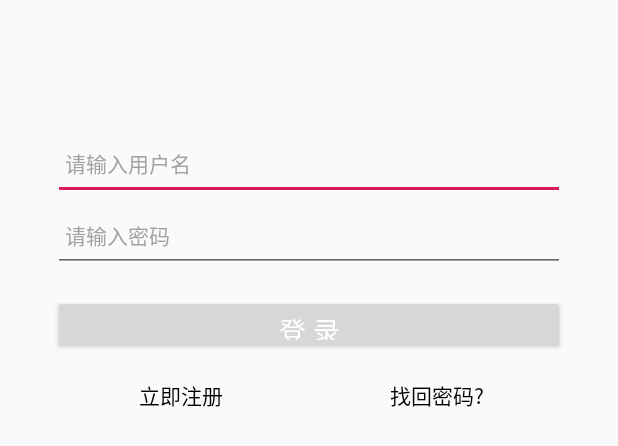
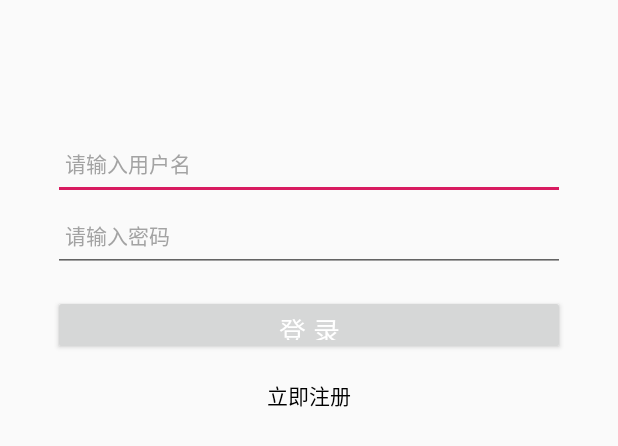
Before and after one commit to henu17android/Meet, an Android app: the layout activity_login.xml on its own in the app's theme, with its tools: preview values and no code run, on a phone screen of 412 x 824 dp. Shown: the top 446 px of the screen. Run offline under Robolectric (Android 15) with nearby library versions, the phone set to English and light mode, and no system bars.

Commit message:
登陆注册界面

```diff
--- a/app/src/main/res/layout/activity_login.xml
+++ b/app/src/main/res/layout/activity_login.xml
@@ -75,15 +75,6 @@
             android:textColor="@android:color/background_dark"
             android:textSize="14sp" />
         <!--layout_weight="1" layout_width="0dp"实现均分效果-->
-        <TextView
-            android:id="@+id/tv_find_psw"
-            android:layout_width="0dp"
-            android:layout_height="wrap_content"
-            android:layout_weight="1"
-            android:gravity="center_horizontal"
-            android:padding="8dp"
-            android:text="找回密码?"
-            android:textColor="@android:color/background_dark"
-            android:textSize="14sp" />
+
     </LinearLayout>
 </LinearLayout>
```
